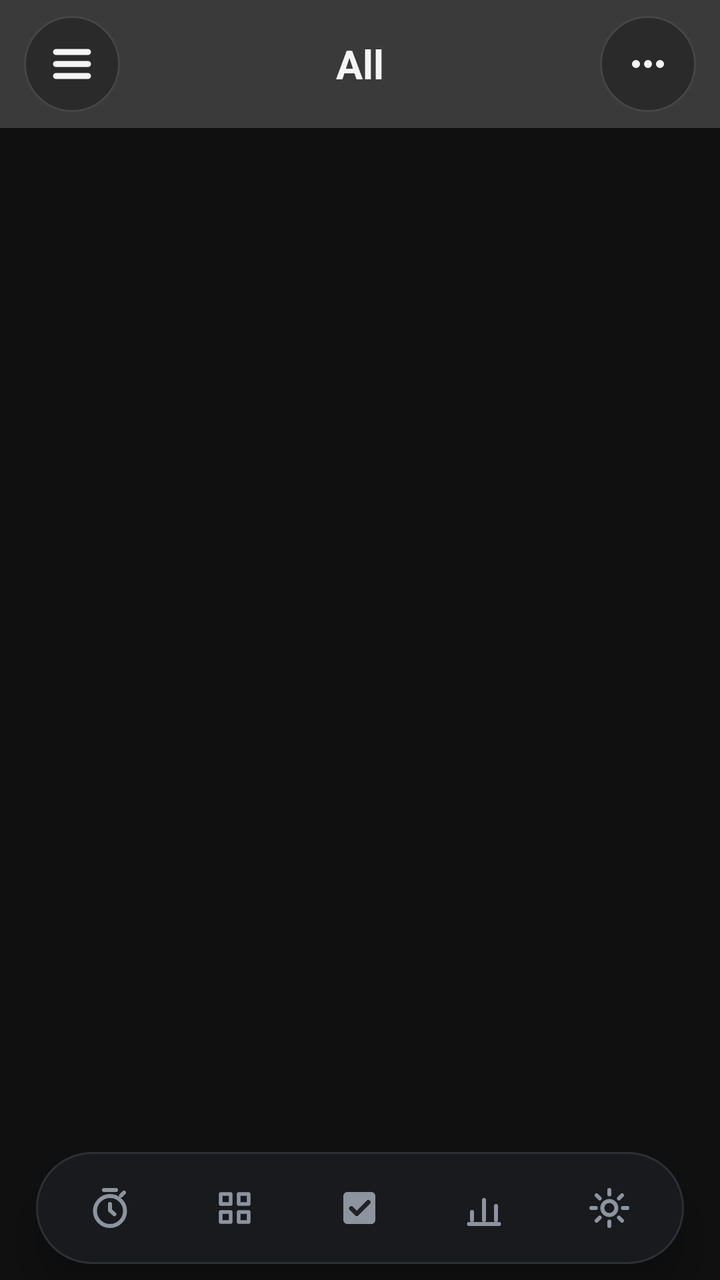
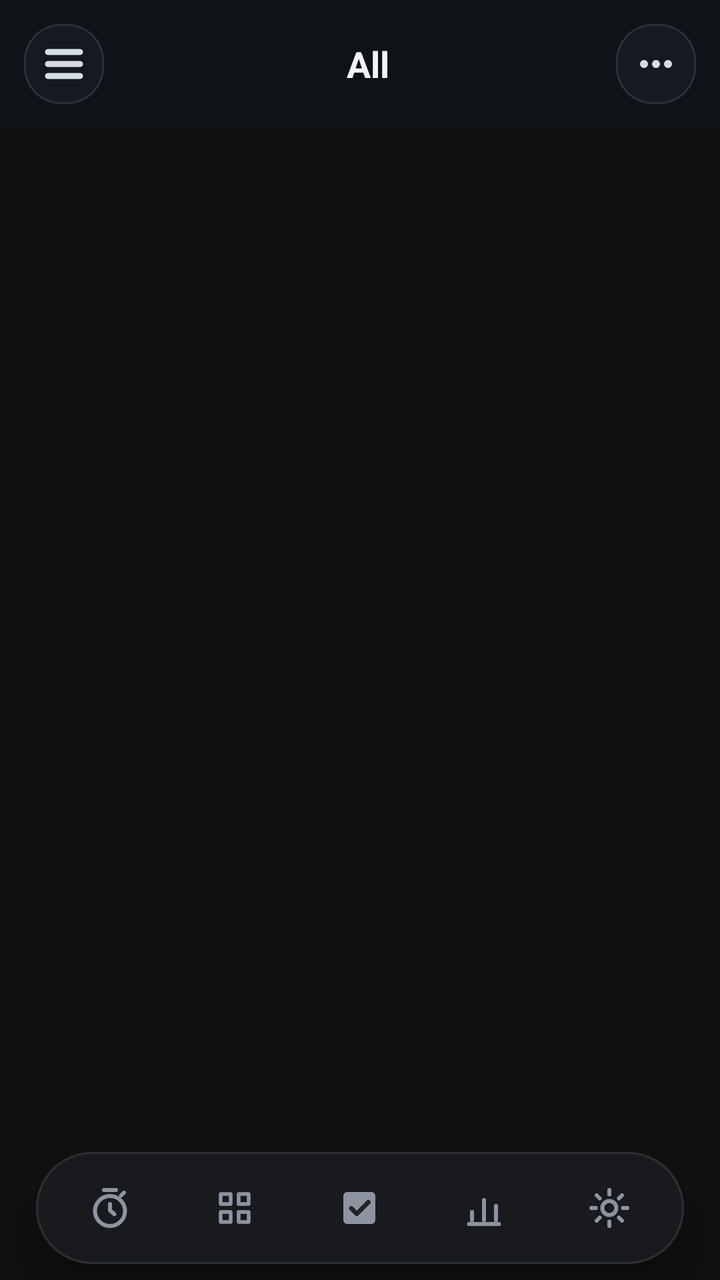

Two renders of the same Android screen: before a commit and after it. Below are the layout's source before the change and the commit's diff.
<!-- AndroidManifest.xml: application theme Theme.TaskManagerApp -->
<!-- res/layout/activity_main.xml -->
<?xml version="1.0" encoding="utf-8"?>
<androidx.constraintlayout.widget.ConstraintLayout xmlns:android="http://schemas.android.com/apk/res/android"
    xmlns:app="http://schemas.android.com/apk/res-auto"
    xmlns:tools="http://schemas.android.com/tools"
    android:id="@+id/main"
    android:layout_width="match_parent"
    android:layout_height="match_parent"
    android:background="@color/colorBackground"
    tools:context=".ui.activity.MainActivity">

    <com.google.android.material.appbar.AppBarLayout
        android:id="@+id/appBarLayout"
        android:layout_width="match_parent"
        android:layout_height="wrap_content"
        app:layout_constraintTop_toTopOf="parent">

        <com.google.android.material.appbar.MaterialToolbar
            android:id="@+id/toolbar"
            android:layout_width="match_parent"
            android:layout_height="?attr/actionBarSize"
            android:background="@color/colorPrimary"
            app:contentInsetStart="0dp"
            app:contentInsetStartWithNavigation="0dp"
            app:title="">

            <LinearLayout
                android:layout_width="match_parent"
                android:layout_height="match_parent"
                android:gravity="center_vertical"
                android:orientation="horizontal"
                android:paddingStart="12dp"
                android:paddingEnd="12dp">

                <ImageButton
                    android:id="@+id/btnToggleSidebar"
                    android:layout_width="48dp"
                    android:layout_height="48dp"
                    android:background="@drawable/bg_toolbar_menu_button"
                    android:contentDescription="@string/toggle_sidebar"
                    android:padding="8dp"
                    android:scaleType="center"
                    android:src="@drawable/ic_hamburger_large" />

                <TextView
                    android:id="@+id/tvSelectedFilter"
                    android:layout_width="0dp"
                    android:layout_height="wrap_content"
                    android:layout_marginStart="12dp"
                    android:layout_weight="1"
                    android:ellipsize="end"
                    android:singleLine="true"
                    android:gravity="center"
                    android:text="All"
                    android:textColor="@color/colorOnPrimary"
                    android:textSize="20sp"
                    android:textStyle="bold" />

                <ImageButton
                    android:id="@+id/btnToolbarMore"
                    android:layout_marginStart="12dp"
                    android:layout_width="48dp"
                    android:layout_height="48dp"
                    android:background="@drawable/bg_toolbar_menu_button"
                    android:contentDescription="@string/toolbar_more_options"
                    android:padding="8dp"
                    android:scaleType="center"
                    android:src="@drawable/ic_more_horizontal" />
            </LinearLayout>
        </com.google.android.material.appbar.MaterialToolbar>
    </com.google.android.material.appbar.AppBarLayout>

    <androidx.fragment.app.FragmentContainerView
        android:id="@+id/main_fragment_container"
        android:layout_width="0dp"
        android:layout_height="0dp"
        app:layout_constraintBottom_toTopOf="@id/bottomNavigation"
        app:layout_constraintEnd_toEndOf="parent"
        app:layout_constraintStart_toStartOf="parent"
        app:layout_constraintTop_toBottomOf="@id/appBarLayout" />

    <include
        android:id="@+id/bottomNavigation"
        layout="@layout/view_bottom_navigation"
        android:layout_width="0dp"
        android:layout_height="@dimen/bottom_nav_height"
        app:layout_constraintBottom_toBottomOf="parent"
        app:layout_constraintEnd_toEndOf="parent"
        app:layout_constraintStart_toStartOf="parent" />

    <View
        android:id="@+id/sidebarScrim"
        android:layout_width="0dp"
        android:layout_height="0dp"
        android:background="#99000000"
        android:clickable="true"
        android:focusable="true"
        android:visibility="gone"
        app:layout_constraintBottom_toTopOf="@id/bottomNavigation"
        app:layout_constraintEnd_toEndOf="parent"
        app:layout_constraintStart_toStartOf="parent"
        app:layout_constraintTop_toTopOf="parent" />

    <LinearLayout
        android:id="@+id/sidebarPanel"
        android:layout_width="320dp"
        android:layout_height="0dp"
        android:background="@color/colorSurface"
        android:elevation="16dp"
        android:orientation="vertical"
        android:visibility="gone"
        app:layout_constraintBottom_toTopOf="@id/bottomNavigation"
        app:layout_constraintStart_toStartOf="parent"
        app:layout_constraintTop_toTopOf="parent">

        <androidx.recyclerview.widget.RecyclerView
            android:id="@+id/rvSidebar"
            android:layout_width="match_parent"
            android:layout_height="match_parent"
            tools:listitem="@layout/list_item_sidebar" />
    </LinearLayout>
</androidx.constraintlayout.widget.ConstraintLayout>
<!-- res/layout/view_bottom_navigation.xml (included above) -->
<?xml version="1.0" encoding="utf-8"?>
<FrameLayout xmlns:android="http://schemas.android.com/apk/res/android"
    android:layout_width="match_parent"
    android:layout_height="@dimen/bottom_nav_height"
    android:background="@android:color/transparent"
    android:clipChildren="false"
    android:clipToPadding="false"
    android:paddingStart="@dimen/bottom_nav_horizontal_padding"
    android:paddingEnd="@dimen/bottom_nav_horizontal_padding">

    <LinearLayout
        android:layout_width="match_parent"
        android:layout_height="@dimen/bottom_nav_pill_height"
        android:layout_gravity="bottom|center_horizontal"
        android:layout_marginBottom="@dimen/bottom_nav_pill_bottom_margin"
        android:background="@drawable/bg_bottom_nav_bar"
        android:baselineAligned="false"
        android:clipChildren="false"
        android:clipToPadding="false"
        android:elevation="12dp"
        android:gravity="center"
        android:orientation="horizontal"
        android:paddingStart="6dp"
        android:paddingEnd="6dp">

        <LinearLayout
            android:id="@+id/nav_pomodoro"
            android:layout_width="0dp"
            android:layout_height="match_parent"
            android:layout_weight="1"
            android:clickable="true"
            android:contentDescription="@string/nav_pomodoro"
            android:focusable="true"
            android:gravity="center">

            <FrameLayout
                android:layout_width="@dimen/bottom_nav_icon_bubble_size"
                android:layout_height="@dimen/bottom_nav_icon_bubble_size"
                android:background="@drawable/ripple_bottom_nav_icon_bg"
                android:duplicateParentState="true"
                android:importantForAccessibility="no">

                <ImageView
                    android:layout_width="@dimen/bottom_nav_icon_size"
                    android:layout_height="@dimen/bottom_nav_icon_size"
                    android:layout_gravity="center"
                    android:duplicateParentState="true"
                    android:importantForAccessibility="no"
                    android:src="@drawable/ic_nav_pomodoro" />
            </FrameLayout>
        </LinearLayout>

        <LinearLayout
            android:id="@+id/nav_matrix"
            android:layout_width="0dp"
            android:layout_height="match_parent"
            android:layout_weight="1"
            android:clickable="true"
            android:contentDescription="@string/nav_matrix"
            android:focusable="true"
            android:gravity="center">

            <FrameLayout
                android:layout_width="@dimen/bottom_nav_icon_bubble_size"
                android:layout_height="@dimen/bottom_nav_icon_bubble_size"
                android:background="@drawable/ripple_bottom_nav_icon_bg"
                android:duplicateParentState="true"
                android:importantForAccessibility="no">

                <ImageView
                    android:layout_width="@dimen/bottom_nav_icon_size"
                    android:layout_height="@dimen/bottom_nav_icon_size"
                    android:layout_gravity="center"
                    android:duplicateParentState="true"
                    android:importantForAccessibility="no"
                    android:src="@drawable/ic_nav_matrix" />
            </FrameLayout>
        </LinearLayout>

        <LinearLayout
            android:id="@+id/nav_task"
            android:layout_width="0dp"
            android:layout_height="match_parent"
            android:layout_weight="1"
            android:clickable="true"
            android:contentDescription="@string/nav_task"
            android:focusable="true"
            android:gravity="center">

            <FrameLayout
                android:layout_width="@dimen/bottom_nav_icon_bubble_size"
                android:layout_height="@dimen/bottom_nav_icon_bubble_size"
                android:background="@drawable/ripple_bottom_nav_icon_bg"
                android:duplicateParentState="true"
                android:importantForAccessibility="no">

                <ImageView
                    android:layout_width="@dimen/bottom_nav_icon_size"
                    android:layout_height="@dimen/bottom_nav_icon_size"
                    android:layout_gravity="center"
                    android:duplicateParentState="true"
                    android:importantForAccessibility="no"
                    android:src="@drawable/ic_nav_task" />
            </FrameLayout>
        </LinearLayout>

        <LinearLayout
            android:id="@+id/nav_habit"
            android:layout_width="0dp"
            android:layout_height="match_parent"
            android:layout_weight="1"
            android:clickable="true"
            android:contentDescription="@string/nav_habit"
            android:focusable="true"
            android:gravity="center">

            <FrameLayout
                android:layout_width="@dimen/bottom_nav_icon_bubble_size"
                android:layout_height="@dimen/bottom_nav_icon_bubble_size"
                android:background="@drawable/ripple_bottom_nav_icon_bg"
                android:duplicateParentState="true"
                android:importantForAccessibility="no">

                <ImageView
                    android:layout_width="@dimen/bottom_nav_icon_size"
                    android:layout_height="@dimen/bottom_nav_icon_size"
                    android:layout_gravity="center"
                    android:duplicateParentState="true"
                    android:importantForAccessibility="no"
                    android:src="@drawable/ic_nav_habit" />
            </FrameLayout>
        </LinearLayout>

        <LinearLayout
            android:id="@+id/nav_settings"
            android:layout_width="0dp"
            android:layout_height="match_parent"
            android:layout_weight="1"
            android:clickable="true"
            android:contentDescription="@string/nav_settings"
            android:focusable="true"
            android:gravity="center">

            <FrameLayout
                android:layout_width="@dimen/bottom_nav_icon_bubble_size"
                android:layout_height="@dimen/bottom_nav_icon_bubble_size"
                android:background="@drawable/ripple_bottom_nav_icon_bg"
                android:duplicateParentState="true"
                android:importantForAccessibility="no">

                <ImageView
                    android:layout_width="@dimen/bottom_nav_icon_size"
                    android:layout_height="@dimen/bottom_nav_icon_size"
                    android:layout_gravity="center"
                    android:duplicateParentState="true"
                    android:importantForAccessibility="no"
                    android:src="@drawable/ic_nav_settings" />
            </FrameLayout>
        </LinearLayout>
    </LinearLayout>
</FrameLayout>
<!-- res/layout/list_item_sidebar.xml (included above) -->
﻿<?xml version="1.0" encoding="utf-8"?>
<LinearLayout xmlns:android="http://schemas.android.com/apk/res/android"
    android:id="@+id/sidebarItemRoot"
    android:layout_width="match_parent"
    android:layout_height="48dp"
    android:layout_marginHorizontal="8dp"
    android:layout_marginVertical="2dp"
    android:gravity="center_vertical"
    android:orientation="horizontal"
    android:paddingHorizontal="10dp">

    <TextView
        android:id="@+id/tvSidebarIcon"
        android:layout_width="34dp"
        android:layout_height="34dp"
        android:background="@drawable/bg_sidebar_icon"
        android:gravity="center"
        android:text="#"
        android:textColor="@color/colorOnSurface"
        android:textSize="16sp" />

    <TextView
        android:id="@+id/tvSidebarTitle"
        android:layout_width="0dp"
        android:layout_height="wrap_content"
        android:layout_marginStart="12dp"
        android:layout_weight="1"
        android:ellipsize="end"
        android:singleLine="true"
        android:text="Category"
        android:textColor="@color/colorOnSurface"
        android:textSize="16sp" />

    <TextView
        android:id="@+id/tvSidebarCount"
        android:layout_width="wrap_content"
        android:layout_height="wrap_content"
        android:minWidth="28dp"
        android:gravity="end"
        android:text="0"
        android:textColor="@color/colorOutline"
        android:textSize="15sp" />

    <TextView
        android:id="@+id/btnSidebarMore"
        android:layout_width="36dp"
        android:layout_height="36dp"
        android:gravity="center"
        android:text="⋮"
        android:textColor="@color/colorOnSurfaceVariant"
        android:textSize="20sp"
        android:visibility="gone" />
</LinearLayout>
<!-- resources referenced by this layout -->
<resources>
  <color name="colorBackground">#101010</color>
  <color name="colorOnPrimary">#F5F5F5</color>
  <color name="colorOnSurface">#F4F4F4</color>
  <color name="colorOnSurfaceVariant">#DADADA</color>
  <color name="colorOutline">#8A8A8A</color>
  <color name="colorPrimary">#3A3A3A</color>
  <color name="colorSurface">#1E1E1E</color>
  <dimen name="bottom_nav_height">72dp</dimen>
  <dimen name="bottom_nav_horizontal_padding">18dp</dimen>
  <dimen name="bottom_nav_icon_bubble_size">48dp</dimen>
  <dimen name="bottom_nav_icon_size">24dp</dimen>
  <dimen name="bottom_nav_pill_bottom_margin">8dp</dimen>
  <dimen name="bottom_nav_pill_height">56dp</dimen>
  <!-- drawable bg_sidebar_icon (drawable) -->
  ﻿<?xml version="1.0" encoding="utf-8"?>
  <shape xmlns:android="http://schemas.android.com/apk/res/android">
      <solid android:color="@color/colorSurfaceVariant" />
      <corners android:radius="8dp" />
  </shape>
  <!-- drawable bg_toolbar_menu_button (drawable) -->
  <?xml version="1.0" encoding="utf-8"?>
  <shape xmlns:android="http://schemas.android.com/apk/res/android"
      android:shape="oval">
      <solid android:color="@color/colorSurfaceVariant" />
      <stroke
          android:width="1dp"
          android:color="@color/colorPrimaryContainer" />
  </shape>
  <!-- drawable ic_nav_habit (drawable) -->
  <?xml version="1.0" encoding="utf-8"?>
  <selector xmlns:android="http://schemas.android.com/apk/res/android">
      <item
          android:drawable="@drawable/ic_nav_habit_selected"
          android:state_selected="true" />
      <item android:drawable="@drawable/ic_nav_habit_outline" />
  </selector>
  <!-- drawable ic_nav_task (drawable) -->
  <?xml version="1.0" encoding="utf-8"?>
  <selector xmlns:android="http://schemas.android.com/apk/res/android">
      <item
          android:drawable="@drawable/ic_nav_task_selected"
          android:state_selected="true" />
      <item android:drawable="@drawable/ic_nav_task_outline" />
  </selector>
  <string name="nav_habit">Habit</string>
  <string name="nav_matrix">Matrix</string>
  <string name="nav_pomodoro">Pomodoro</string>
  <string name="nav_settings">Cài đặt</string>
  <string name="nav_task">Task</string>
  <string name="toggle_sidebar">Toggle sidebar</string>
  <string name="toolbar_more_options">More options</string>
  <style name="Theme.TaskManagerApp" parent="Base.Theme.TaskManagerApp" />
  <color name="bottom_nav_bar">#181A1D</color>
  <color name="bottom_nav_bar_stroke">#2B3036</color>
  <color name="colorSurfaceVariant">#2A2A2A</color>
  <color name="colorPrimaryContainer">#454545</color>
  <color name="bottom_nav_ripple">#26FFFFFF</color>
  <color name="white">#FFFFFFFF</color>
  <color name="colorAddAction">#FF7A18</color>
  <color name="bottom_nav_icon_selected_stroke">#FFF4EA</color>
  <color name="bottom_nav_icon_inactive">#8D949F</color>
  <color name="bottom_nav_selected_bubble">#3A281F</color>
  <color name="colorOnPrimaryContainer">#FFFFFF</color>
  <color name="colorSecondary">#5F6368</color>
  <color name="colorOnSecondary">#FFFFFF</color>
  <color name="colorOnBackground">#F1F1F1</color>
  <!-- unchanged entries left out for length: 19 -->
</resources>

<!-- the commit's change to res/layout/activity_main.xml (unified diff, before → after) -->
@@ -18,7 +18,7 @@
             android:id="@+id/toolbar"
             android:layout_width="match_parent"
             android:layout_height="?attr/actionBarSize"
-            android:background="@color/colorPrimary"
+            android:background="#0F1217"
             app:contentInsetStart="0dp"
             app:contentInsetStartWithNavigation="0dp"
             app:title="">
@@ -33,38 +33,59 @@
 
                 <ImageButton
                     android:id="@+id/btnToggleSidebar"
-                    android:layout_width="48dp"
-                    android:layout_height="48dp"
-                    android:background="@drawable/bg_toolbar_menu_button"
+                    android:layout_width="40dp"
+                    android:layout_height="40dp"
+                    android:background="@drawable/bg_task_editor_icon_button"
                     android:contentDescription="@string/toggle_sidebar"
-                    android:padding="8dp"
+                    android:padding="11dp"
                     android:scaleType="center"
-                    android:src="@drawable/ic_hamburger_large" />
-
-                <TextView
-                    android:id="@+id/tvSelectedFilter"
+                    android:src="@drawable/ic_hamburger_large"
+                    app:tint="#D7DDE5" />
+
+                <LinearLayout
+                    android:id="@+id/toolbarTitleGroup"
                     android:layout_width="0dp"
                     android:layout_height="wrap_content"
                     android:layout_marginStart="12dp"
                     android:layout_weight="1"
-                    android:ellipsize="end"
-                    android:singleLine="true"
                     android:gravity="center"
-                    android:text="All"
-                    android:textColor="@color/colorOnPrimary"
-                    android:textSize="20sp"
-                    android:textStyle="bold" />
+                    android:orientation="horizontal">
+
+                    <ImageView
+                        android:id="@+id/ivToolbarTitleIcon"
+                        android:layout_width="22dp"
+                        android:layout_height="22dp"
+                        android:contentDescription="@string/task_editor_category"
+                        android:src="@drawable/ic_nav_task_outline"
+                        android:visibility="gone"
+                        app:tint="#D7DDE5" />
+
+                    <TextView
+                        android:id="@+id/tvSelectedFilter"
+                        android:layout_width="wrap_content"
+                        android:layout_height="wrap_content"
+                        android:layout_marginStart="8dp"
+                        android:ellipsize="end"
+                        android:gravity="center"
+                        android:maxWidth="220dp"
+                        android:singleLine="true"
+                        android:text="All"
+                        android:textColor="#F2F4F7"
+                        android:textSize="18sp"
+                        android:textStyle="bold" />
+                </LinearLayout>
 
                 <ImageButton
                     android:id="@+id/btnToolbarMore"
                     android:layout_marginStart="12dp"
-                    android:layout_width="48dp"
-                    android:layout_height="48dp"
-                    android:background="@drawable/bg_toolbar_menu_button"
+                    android:layout_width="40dp"
+                    android:layout_height="40dp"
+                    android:background="@drawable/bg_task_editor_icon_button"
                     android:contentDescription="@string/toolbar_more_options"
-                    android:padding="8dp"
+                    android:padding="10dp"
                     android:scaleType="center"
-                    android:src="@drawable/ic_more_horizontal" />
+                    android:src="@drawable/ic_more_horizontal"
+                    app:tint="#D7DDE5" />
             </LinearLayout>
         </com.google.android.material.appbar.MaterialToolbar>
     </com.google.android.material.appbar.AppBarLayout>
@@ -104,7 +125,7 @@
         android:id="@+id/sidebarPanel"
         android:layout_width="320dp"
         android:layout_height="0dp"
-        android:background="@color/colorSurface"
+        android:background="@drawable/bg_sidebar_panel"
         android:elevation="16dp"
         android:orientation="vertical"
         android:visibility="gone"
@@ -118,6 +139,19 @@
             android:layout_height="match_parent"
             tools:listitem="@layout/list_item_sidebar" />
     </LinearLayout>
+
+    <FrameLayout
+        android:id="@+id/fullScreenFragmentContainer"
+        android:layout_width="0dp"
+        android:layout_height="0dp"
+        android:clickable="true"
+        android:elevation="48dp"
+        android:focusable="true"
+        android:visibility="gone"
+        app:layout_constraintBottom_toBottomOf="parent"
+        app:layout_constraintEnd_toEndOf="parent"
+        app:layout_constraintStart_toStartOf="parent"
+        app:layout_constraintTop_toTopOf="parent" />
 </androidx.constraintlayout.widget.ConstraintLayout>
 <!-- res/layout/view_bottom_navigation.xml (included above) -->
 <?xml version="1.0" encoding="utf-8"?>
@@ -329,6 +363,7 @@
         android:id="@+id/btnSidebarMore"
         android:layout_width="36dp"
         android:layout_height="36dp"
+        android:background="@drawable/bg_task_editor_icon_button"
         android:gravity="center"
         android:text="⋮"
         android:textColor="@color/colorOnSurfaceVariant"
<!-- resource entries referenced after the edit -->
@@ -14,20 +14,40 @@
   <dimen name="bottom_nav_pill_bottom_margin">8dp</dimen>
   <dimen name="bottom_nav_pill_height">56dp</dimen>
   <!-- drawable bg_sidebar_icon (drawable) -->
-  ﻿<?xml version="1.0" encoding="utf-8"?>
+  <?xml version="1.0" encoding="utf-8"?>
   <shape xmlns:android="http://schemas.android.com/apk/res/android">
-      <solid android:color="@color/colorSurfaceVariant" />
-      <corners android:radius="8dp" />
+      <solid android:color="#151A20" />
+      <stroke
+          android:width="1dp"
+          android:color="#29313A" />
+      <corners android:radius="17dp" />
   </shape>
-  <!-- drawable bg_toolbar_menu_button (drawable) -->
+  <!-- drawable bg_sidebar_panel (drawable) -->
   <?xml version="1.0" encoding="utf-8"?>
   <shape xmlns:android="http://schemas.android.com/apk/res/android"
-      android:shape="oval">
-      <solid android:color="@color/colorSurfaceVariant" />
+      android:shape="rectangle">
+      <solid android:color="#0F1217" />
       <stroke
           android:width="1dp"
-          android:color="@color/colorPrimaryContainer" />
+          android:color="#202832" />
+      <corners
+          android:topRightRadius="22dp"
+          android:bottomRightRadius="22dp" />
   </shape>
+  <!-- drawable bg_task_editor_icon_button (drawable) -->
+  <?xml version="1.0" encoding="utf-8"?>
+  <ripple xmlns:android="http://schemas.android.com/apk/res/android"
+      android:color="#26312F">
+      <item>
+          <shape android:shape="rectangle">
+              <solid android:color="#151A20" />
+              <stroke
+                  android:width="1dp"
+                  android:color="#29313A" />
+              <corners android:radius="18dp" />
+          </shape>
+      </item>
+  </ripple>
   <!-- drawable ic_nav_habit (drawable) -->
   <?xml version="1.0" encoding="utf-8"?>
   <selector xmlns:android="http://schemas.android.com/apk/res/android">
@@ -49,6 +69,7 @@
   <string name="nav_pomodoro">Pomodoro</string>
   <string name="nav_settings">Cài đặt</string>
   <string name="nav_task">Task</string>
+  <string name="task_editor_category">Category</string>
   <string name="toggle_sidebar">Toggle sidebar</string>
   <string name="toolbar_more_options">More options</string>
   <style name="Theme.TaskManagerApp" parent="Base.Theme.TaskManagerApp" />
